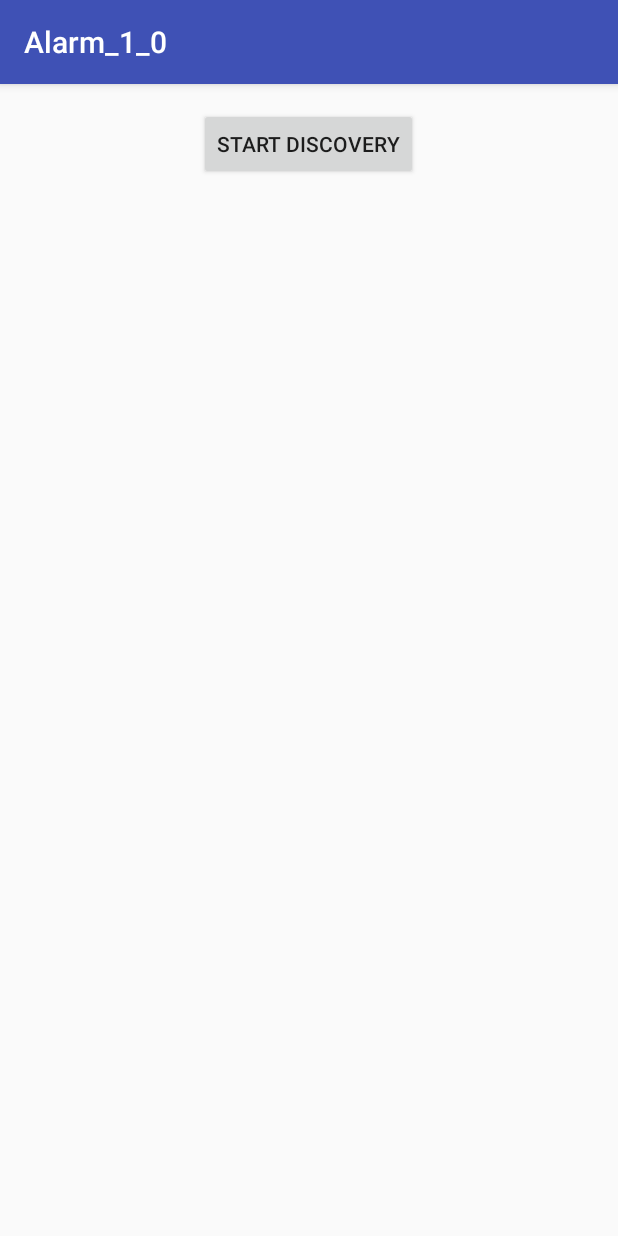
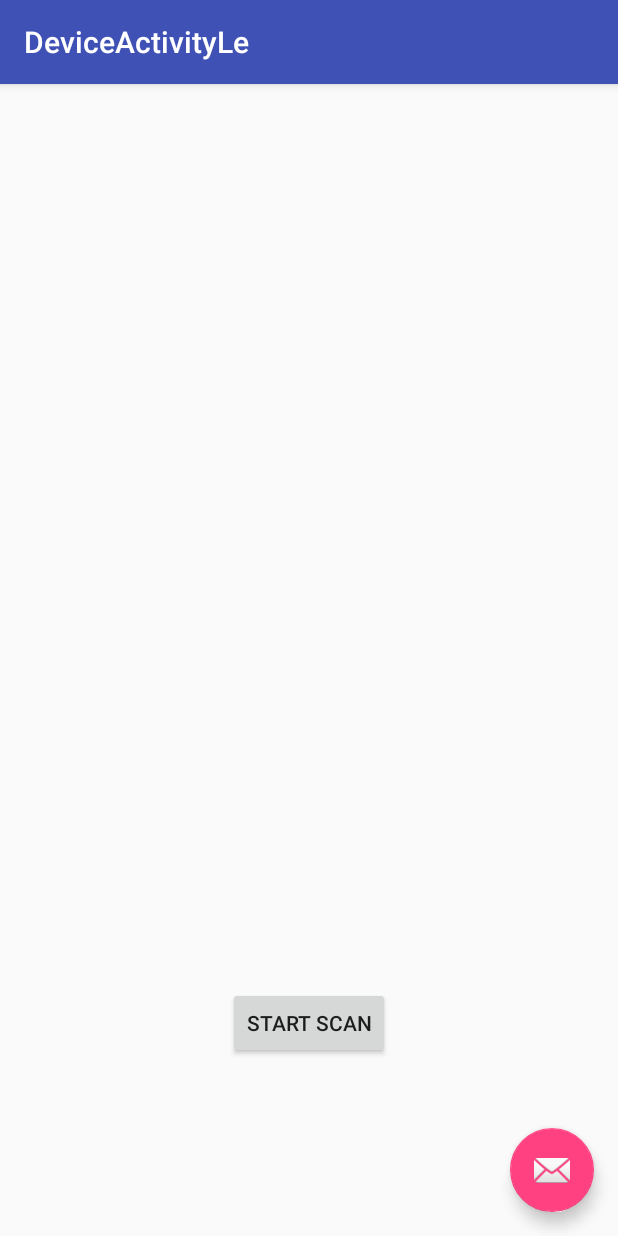
Before and after one commit to bromeostasis/Wakeable-Android, an Android app: the screen it shows after launch (DeviceActivity before the commit, DeviceActivityLe after it), after a tap on "CONNECT TO DEVICE", on a phone screen of 412 x 824 dp. Run offline under Robolectric (Android 15) with nearby library versions, the phone set to English and light mode, and no system bars; 1 statement that could not run was skipped.

Commit message:
Initial work using hm-10 and ble code. Currently connecting to device. TODO: read characteristic

```diff
--- /dev/null
+++ b/app/src/main/java/com/wakeable/avengers/alarm_1_0/DeviceActivityLe.java
@@ -0,0 +1,142 @@
+package com.wakeable.avengers.alarm_1_0;
+
+import android.bluetooth.BluetoothAdapter;
+import android.bluetooth.BluetoothDevice;
+import android.bluetooth.BluetoothGatt;
+import android.bluetooth.BluetoothManager;
+import android.content.ComponentName;
+import android.content.Context;
+import android.content.Intent;
+import android.content.ServiceConnection;
+import android.os.Bundle;
+import android.os.Handler;
+import android.os.IBinder;
+import android.support.design.widget.FloatingActionButton;
+import android.support.design.widget.Snackbar;
+import android.support.v7.app.AppCompatActivity;
+import android.support.v7.widget.Toolbar;
+import android.util.Log;
+import android.view.View;
+import android.widget.Button;
+
+public class DeviceActivityLe extends AppCompatActivity {
+
+    private static final String TAG = "DeviceActivityLe";
+    private final static int REQUEST_ENABLE_BT = 1;
+    private BluetoothAdapter mBluetoothAdapter;
+    private boolean mScanning;
+    private Handler mHandler;
+    private String mBluetoothAddress;
+    private Button btn;
+    private BluetoothLeService mBluetoothLeService;
+
+    private static final long SCAN_PERIOD = 10000;
+
+    // Code to manage Service lifecycle.
+    private final ServiceConnection mServiceConnection = new ServiceConnection() {
+
+        @Override
+        public void onServiceConnected(ComponentName componentName, IBinder service) {
+            mBluetoothLeService = ((BluetoothLeService.LocalBinder) service).getService();
+//            if (!mBluetoothLeService.initialize()) {
+//                Log.e(TAG, "Unable to initialize Bluetooth");
+//                finish();
+//            }
+//            // Automatically connects to the device upon successful start-up initialization.
+//            mBluetoothLeService.connect(mDeviceAddress);
+        }
+
+        @Override
+        public void onServiceDisconnected(ComponentName componentName) {
+            mBluetoothLeService = null;
+        }
+    };
+
+    @Override
+    protected void onCreate(Bundle savedInstanceState) {
+        super.onCreate(savedInstanceState);
+        setContentView(R.layout.activity_device_activity_le);
+        Toolbar toolbar = (Toolbar) findViewById(R.id.toolbar);
+        setSupportActionBar(toolbar);
+
+        btn = (Button) findViewById(R.id.connect);
+        FloatingActionButton fab = (FloatingActionButton) findViewById(R.id.fab);
+        fab.setOnClickListener(new View.OnClickListener() {
+            @Override
+            public void onClick(View view) {
+                Snackbar.make(view, "Replace with your own action", Snackbar.LENGTH_LONG)
+                        .setAction("Action", null).show();
+            }
+        });
+
+        // Initializes Bluetooth adapter.
+        final BluetoothManager bluetoothManager =
+                (BluetoothManager) getSystemService(Context.BLUETOOTH_SERVICE);
+        mBluetoothAdapter = bluetoothManager.getAdapter();
+
+        // Ensures Bluetooth is available on the device and it is enabled. If not,
+        // displays a dialog requesting user permission to enable Bluetooth.
+        if (mBluetoothAdapter == null || !mBluetoothAdapter.isEnabled()) {
+            Intent enableBtIntent = new Intent(BluetoothAdapter.ACTION_REQUEST_ENABLE);
+            startActivityForResult(enableBtIntent, REQUEST_ENABLE_BT);
+        }
+
+        // Bind service
+        Intent gattServiceIntent = new Intent(this, BluetoothLeService.class);
+        bindService(gattServiceIntent, mServiceConnection, BIND_AUTO_CREATE);
+    }
+
+    @Override
+    protected void onDestroy() {
+        super.onDestroy();
+
+        unbindService(mServiceConnection);
+    }
+
+    public void scanLeDevices(View view) {
+        // Stops scanning after a pre-defined scan period.
+        mHandler = new Handler();
+        mHandler.postDelayed(new Runnable() {
+            @Override
+            public void run() {
+                mScanning = false;
+                mBluetoothAdapter.stopLeScan(mLeScanCallback);
+            }
+        }, SCAN_PERIOD);
+
+        mScanning = true;
+        mBluetoothAdapter.startLeScan(mLeScanCallback);
+
+    }
+
+    public void connect(View view){
+        mBluetoothLeService.connect(mBluetoothAddress, mBluetoothAdapter);
+
+//        mBluetoothLeService.setCharacteristicNotification()
+    }
+
+    // Device scan callback.
+    private BluetoothAdapter.LeScanCallback mLeScanCallback =
+            new BluetoothAdapter.LeScanCallback() {
+                @Override
+                public void onLeScan(final BluetoothDevice device, int rssi,
+                                     byte[] scanRecord) {
+                    Log.d(TAG, "Device found: " + device.getName());
+                    if (device.getName().equals("WakeAble")){
+                        mBluetoothAdapter.stopLeScan(mLeScanCallback);
+                        Log.d(TAG, "Found a WakeAble! Stopping scan");
+                        mBluetoothAddress = device.getAddress();
+
+                        // Turn on button as soon as BT is available.
+                        btn.post(new Runnable() {
+                            @Override
+                            public void run() {
+                                btn.setVisibility(View.VISIBLE);
+                            }
+                        });
+//                        BluetoothLeService.connect(device.getAddress());
+                    }
+                }
+            };
+
+}
--- a/app/src/main/java/com/wakeable/avengers/alarm_1_0/MainActivity.java
+++ b/app/src/main/java/com/wakeable/avengers/alarm_1_0/MainActivity.java
@@ -110,7 +110,7 @@ public class MainActivity extends Activity {
     }
 
     public void onDeviceClicked(View view){
-        Intent deviceIntent = new Intent(getApplicationContext(), DeviceActivity.class);
+        Intent deviceIntent = new Intent(getApplicationContext(), DeviceActivityLe.class);
         startActivity(deviceIntent);
     }
 
--- /dev/null
+++ b/app/src/main/res/layout/activity_device_activity_le.xml
@@ -0,0 +1,34 @@
+<?xml version="1.0" encoding="utf-8"?>
+<android.support.design.widget.CoordinatorLayout xmlns:android="http://schemas.android.com/apk/res/android"
+    xmlns:app="http://schemas.android.com/apk/res-auto"
+    xmlns:tools="http://schemas.android.com/tools"
+    android:layout_width="match_parent"
+    android:layout_height="match_parent"
+    android:fitsSystemWindows="true"
+    tools:context="com.wakeable.avengers.alarm_1_0.DeviceActivityLe">
+
+    <android.support.design.widget.AppBarLayout
+        android:layout_width="match_parent"
+        android:layout_height="wrap_content"
+        android:theme="@style/AppTheme.AppBarOverlay">
+
+        <android.support.v7.widget.Toolbar
+            android:id="@+id/toolbar"
+            android:layout_width="match_parent"
+            android:layout_height="?attr/actionBarSize"
+            android:background="?attr/colorPrimary"
+            app:popupTheme="@style/AppTheme.PopupOverlay" />
+
+    </android.support.design.widget.AppBarLayout>
+
+    <include layout="@layout/content_device_activity_le" />
+
+    <android.support.design.widget.FloatingActionButton
+        android:id="@+id/fab"
+        android:layout_width="wrap_content"
+        android:layout_height="wrap_content"
+        android:layout_gravity="bottom|end"
+        android:layout_margin="@dimen/fab_margin"
+        android:src="@android:drawable/ic_dialog_email" />
+
+</android.support.design.widget.CoordinatorLayout>
--- /dev/null
+++ b/app/src/main/res/layout/content_device_activity_le.xml
@@ -0,0 +1,35 @@
+<?xml version="1.0" encoding="utf-8"?>
+<RelativeLayout xmlns:android="http://schemas.android.com/apk/res/android"
+    xmlns:app="http://schemas.android.com/apk/res-auto"
+    xmlns:tools="http://schemas.android.com/tools"
+    android:layout_width="match_parent"
+    android:layout_height="match_parent"
+    android:paddingBottom="@dimen/activity_vertical_margin"
+    android:paddingLeft="@dimen/activity_horizontal_margin"
+    android:paddingRight="@dimen/activity_horizontal_margin"
+    android:paddingTop="@dimen/activity_vertical_margin"
+    app:layout_behavior="@string/appbar_scrolling_view_behavior"
+    tools:context="com.wakeable.avengers.alarm_1_0.DeviceActivityLe"
+    tools:showIn="@layout/activity_device_activity_le">
+
+    <Button
+        android:layout_width="wrap_content"
+        android:layout_height="wrap_content"
+        android:text="Start Scan"
+        android:id="@+id/scan"
+        android:onClick="scanLeDevices"
+        android:layout_alignParentBottom="true"
+        android:layout_centerHorizontal="true"
+        android:layout_marginBottom="102dp" />
+
+    <Button
+        android:layout_width="wrap_content"
+        android:layout_height="wrap_content"
+        android:text="Connect To WakeAble"
+        android:id="@+id/connect"
+        android:onClick="connect"
+        android:layout_alignParentTop="true"
+        android:layout_centerHorizontal="true"
+        android:layout_marginTop="57dp"
+        android:visibility="invisible" />
+</RelativeLayout>
--- a/app/src/main/res/values/strings.xml
+++ b/app/src/main/res/values/strings.xml
@@ -3,4 +3,5 @@
     <string name="action_settings">Settings</string>
     <string name="title_activity_alarm">AlarmActivity</string>
     <string name="title_activity_bluetooth">BluetoothActivity</string>
+    <string name="title_activity_device_activity_le">DeviceActivityLe</string>
 </resources>
```
Also changed, not shown: app/src/main/AndroidManifest.xml (+10 -0 lines), app/src/main/java/com/wakeable/avengers/alarm_1_0/BluetoothLeService.java (added, +211 -0 lines).
